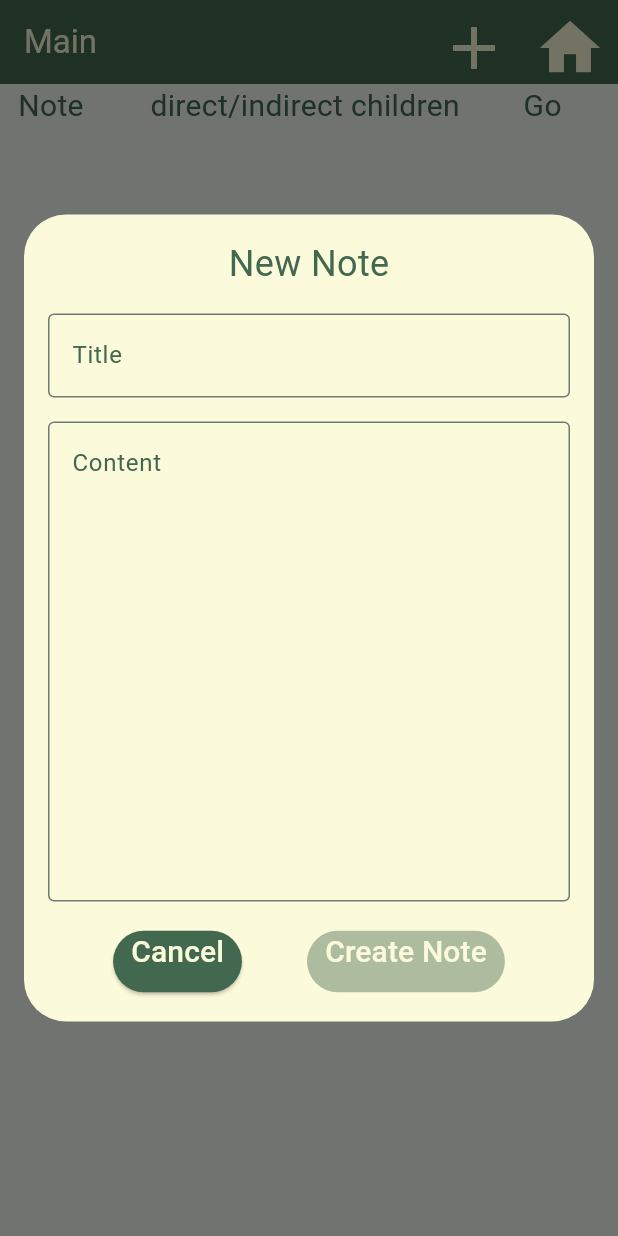
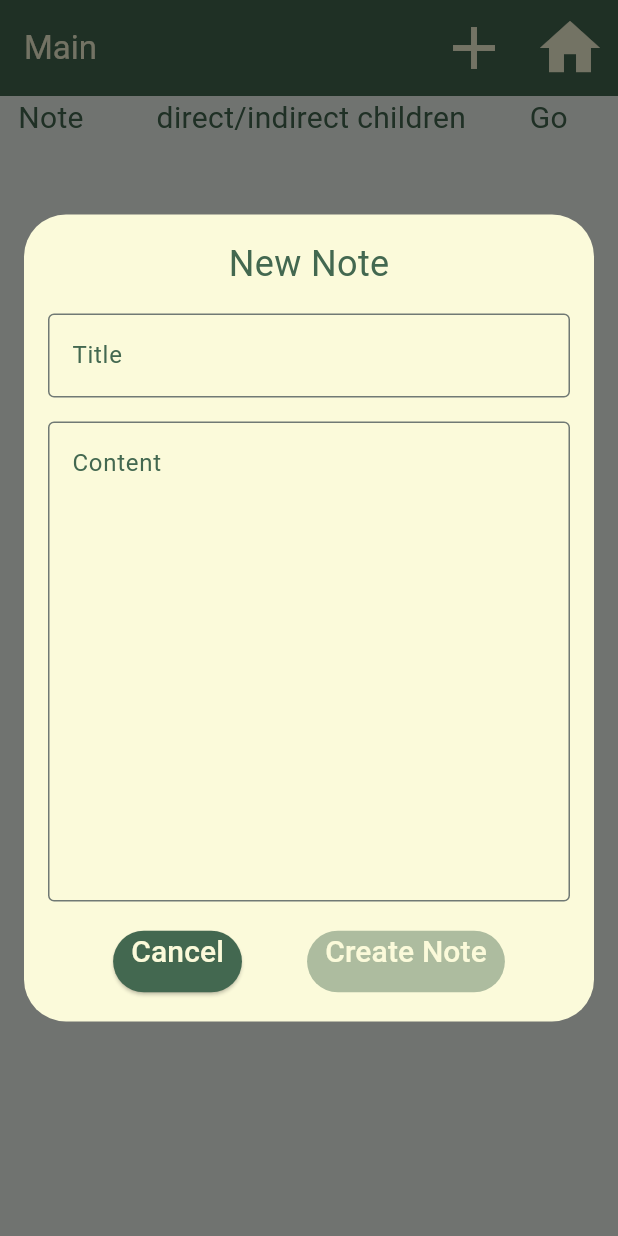
Before and after one commit to Duzzuti/treenotes, a Flutter app: the screen it shows after launch, after a tap on the "add" icon, on a phone screen of 412 x 824 dp. Run offline on Flutter 3.47's test engine with Material 3 defaults, Android fonts, the phone set to English and light mode, and no system bars; our stand-ins replace sqflite, sqflite_common_ffi; accounts and stored records are empty.

Commit message:
Refactor appbar

```diff
--- a/lib/note_page.dart
+++ b/lib/note_page.dart
@@ -2,6 +2,7 @@ import 'package:flutter/material.dart';
 import 'package:treenotes/dialogs/create_dialog.dart';
 import 'package:treenotes/database/helper.dart';
 import 'package:treenotes/dialogs/info_dialog.dart';
+import 'package:treenotes/widgets/custom_appbar.dart';
 
 class NotePage extends StatefulWidget {
   final int nodeId;
@@ -52,41 +53,27 @@ class _NotePageState extends State<NotePage> {
       return Stack(
         children: [
           Scaffold(
-            appBar: AppBar(
-              iconTheme: IconThemeData(color: Theme.of(context).colorScheme.background),
-              backgroundColor: Theme.of(context).colorScheme.secondary,
-              title: Text(isLoading ? "Loading..." : node!["title"], style: TextStyle(color: Theme.of(context).colorScheme.background)),
-              actions: [
-                IconButton(
-                  icon: Icon(Icons.add,
-                    color: Theme.of(context).colorScheme.background,
-                    size: 48,
-                  ),
-                  onPressed: () {
-                    showDialog(context: context, builder: (context) => isLoading ? const Dialog() : CreateDialog(parentId: widget.nodeId), barrierDismissible: false).then((value) => loadData());
-                  },
-                ),
-                IconButton(
-                  icon: Icon(Icons.home,
-                    color: Theme.of(context).colorScheme.background,
-                    size: 48,
-                  ),
-                  onPressed: () {
-                    Navigator.popUntil(
-                      context,
-                      ModalRoute.withName('/'),
-                    );
-                  },
-                ),
-
-              ],
+            appBar: CustomAppBar(
+              context: context,
+              title: isLoading ? "Loading..." : node!["title"],
+              actions: ActionDataList(actions: [
+                ActionData(icon: Icons.add, onPressed: () {
+                  showDialog(context: context, builder: (context) => isLoading ? const Dialog() : CreateDialog(parentId: widget.nodeId), barrierDismissible: false).then((value) => loadData());
+                }),
+                ActionData(icon: Icons.home, onPressed: () {
+                  Navigator.popUntil(
+                    context,
+                    ModalRoute.withName('/'),
+                  );
+                }),
+              ]),
             ),
             body: Column(
               children:[
                 Row(children: [
                   const SizedBox(width: 12),
                   SizedBox(
-                    width: MediaQuery.of(context).size.width * 0.12,
+                    width: MediaQuery.of(context).size.width * 0.13,
                     child: Text('Note',
                       style: TextStyle(
                         color: Theme.of(context).colorScheme.secondary,
--- /dev/null
+++ b/lib/widgets/custom_appbar.dart
@@ -0,0 +1,46 @@
+import 'package:flutter/material.dart';
+
+class ActionData {
+  final IconData icon;
+  final Function onPressed;
+  const ActionData({required this.icon, required this.onPressed});
+
+}
+
+class ActionDataList{
+  final List<ActionData> actions;
+  const ActionDataList({required this.actions});
+
+  List<Widget> getList(BuildContext context) {
+    List<IconButton> list = [];
+    int i = 0;
+    for (var action in actions) {
+      i++;
+      list.add(
+        IconButton(
+          padding: i > actions.length ? const EdgeInsets.only(right: 16, left: 8, top: 8, bottom: 8) : const EdgeInsets.all(8),
+          icon: Icon(action.icon,
+            color: Theme.of(context).colorScheme.background,
+            size: 48,
+          ),
+          onPressed: () {
+            action.onPressed();
+          },
+        ),
+      );
+    }
+    return list;
+  }
+}
+
+class CustomAppBar extends AppBar {
+  CustomAppBar({super.key, required context, required String title, required ActionDataList actions})
+      : super(
+        title: Text(title, style: TextStyle(color: Theme.of(context).colorScheme.background)),
+        toolbarHeight: 64,
+        actions: actions.getList(context),
+        backgroundColor: Theme.of(context).colorScheme.secondary,
+        elevation: 0,
+        iconTheme: IconThemeData(color: Theme.of(context).colorScheme.background),
+      );
+}
```
